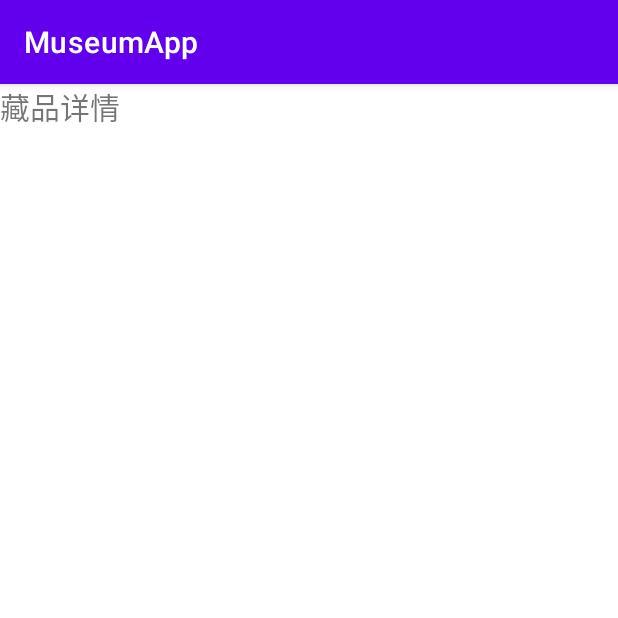
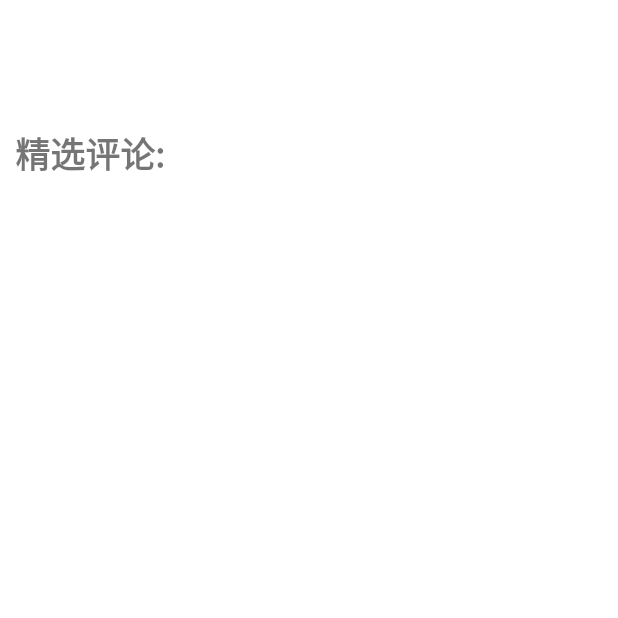
Before and after one commit to group-of-bugs/MuseumApp, an Android app: the CollectionDetailActivity screen opened directly, with no data from a screen before it, on a phone screen of 412 x 824 dp, the top half of it. Run offline under Robolectric (Android 15) with nearby library versions, the phone set to English and light mode, and no system bars; 3 statements that could not run were skipped.

Commit message:
collectiondetail 基本完成

```diff
--- a/app/src/main/java/com/gob/museumapp/activity/CollectionDetailActivity.java
+++ b/app/src/main/java/com/gob/museumapp/activity/CollectionDetailActivity.java
@@ -1,6 +1,7 @@
 package com.gob.museumapp.activity;
 
 
+import android.app.Activity;
 import android.os.Bundle;
 import android.util.Log;
 import android.view.Window;
@@ -11,7 +12,7 @@ import androidx.appcompat.app.AppCompatActivity;
 import com.gob.museumapp.R;
 import com.gob.museumapp.util.LoadImage;
 
-public class CollectionDetailActivity extends AppCompatActivity {
+public class CollectionDetailActivity extends Activity {
 
     @Override
     protected void onCreate(Bundle savedInstanceState) {
@@ -19,14 +20,25 @@ public class CollectionDetailActivity extends AppCompatActivity {
         requestWindowFeature(Window.FEATURE_NO_TITLE); //隐藏系统标题栏
         setContentView(R.layout.activity_collection_detail);
         Bundle b= this.getIntent().getBundleExtra("col_detail");
-        Log.d("tag",b.getString("col_Img"));
+
+        TextView collectionTitle = findViewById(R.id.collection_title);
+        collectionTitle.setText("藏品详情");
+
         ImageView collectionImage = findViewById(R.id.collection_img);
+        LoadImage loader = new LoadImage(collectionImage);
+        loader.setBitmap(b.getString("col_Img"));
+
         TextView collectionName = findViewById(R.id.collection_name);
-        TextView collectionTitle = findViewById(R.id.collection_title);
-        LoadImage loader = new LoadImage(collectionImage);
         collectionName.setText(b.getString("col_Name"));
-        collectionTitle.setText("藏品详情");
-        loader.setBitmap(b.getString("col_Img"));
+
+        TextView collectionInfo = findViewById(R.id.collection_info);
+        collectionInfo.setText(b.getString("col_Info"));
+
+
+
+
+
+
 
     }
 }
--- a/app/src/main/res/layout/activity_collection_detail.xml
+++ b/app/src/main/res/layout/activity_collection_detail.xml
@@ -1,50 +1,69 @@
 <?xml version="1.0" encoding="utf-8"?>
 <androidx.constraintlayout.widget.ConstraintLayout xmlns:android="http://schemas.android.com/apk/res/android"
-    xmlns:app="http://schemas.android.com/apk/res-auto"
+
     xmlns:tools="http://schemas.android.com/tools"
     android:layout_width="match_parent"
     android:layout_height="match_parent"
     tools:context=".activity.CollectionDetailActivity">
 
+    <TableLayout
+        android:layout_width="match_parent"
+        android:layout_height="match_parent"
+        tools:layout_editor_absoluteX="-16dp"
+        tools:layout_editor_absoluteY="106dp">
 
-    <TableRow
-        android:layout_width="409dp"
-        android:layout_height="729dp"
-        tools:layout_editor_absoluteX="1dp"
-        tools:layout_editor_absoluteY="1dp">
 
-        <TableRow
+            <RelativeLayout
                 android:layout_width="match_parent"
-            android:layout_height="80dp">
-
+                android:layout_height="50dp"
+                android:layout_weight="1">
                 <TextView
                     android:id="@+id/collection_title"
-                android:layout_width="match_parent"
-                android:layout_height="match_parent"
-                android:layout_gravity="center"
-                android:textSize="20dp" />
-        </TableRow>
+                    android:layout_width="wrap_content"
+                    android:layout_height="wrap_content"
+                    android:textSize="20sp"
+                    android:layout_centerInParent="true"
+                    android:textStyle="bold" />
+            </RelativeLayout>
 
 
+        <ScrollView
+            android:layout_width="match_parent"
+            android:layout_height="match_parent">
             <LinearLayout
                 android:layout_width="match_parent"
-            android:layout_height="match_parent"
-            android:orientation="vertical">
+                android:layout_height="wrap_content"
+                android:orientation="vertical"
+                android:padding="10dp">
+
+                <ImageView
+                    android:contentDescription="@android:string/autofill"
+                    android:id="@+id/collection_img"
+                    android:layout_width="wrap_content"
+                    android:layout_height="wrap_content"
+                    android:layout_gravity="center"/>
 
                 <TextView
                     android:id="@+id/collection_name"
+                    android:layout_width="wrap_content"
+                    android:layout_height="wrap_content"
+                    android:layout_gravity="center"
+                    android:textSize="20sp" />
+                <TextView
+                    android:id="@+id/collection_info"
                     android:layout_width="match_parent"
                     android:layout_height="wrap_content"
-                android:layout_gravity="center"
-                android:layout_marginLeft="10dp"
-                android:textSize="20dp" />
-
-            <ImageView
-                android:id="@+id/collection_img"
-                android:layout_width="wrap_content"
-                android:layout_height="150dp" />
+                    android:textSize="20sp" />
+                <TextView
+                    android:id="@+id/collection_ComTitle"
+                    android:layout_width="match_parent"
+                    android:layout_height="wrap_content"
+                    android:textSize="23sp"
+                    android:text="@string/message"
+                    android:layout_gravity="start"
+                    android:textStyle="bold"
+                    android:paddingTop="20dp"/>
             </LinearLayout>
-
-
-    </TableRow>
+        </ScrollView>
+    </TableLayout>
 </androidx.constraintlayout.widget.ConstraintLayout>
--- a/app/src/main/res/values/strings.xml
+++ b/app/src/main/res/values/strings.xml
@@ -9,4 +9,5 @@
     <string name="invalid_username">Not a valid username</string>
     <string name="invalid_password">Password must be >5 characters</string>
     <string name="login_failed">"Login failed"</string>
+    <string name="message">精选评论:</string>
 </resources>
```
Lines whose indentation alone changed are shown as unchanged.
